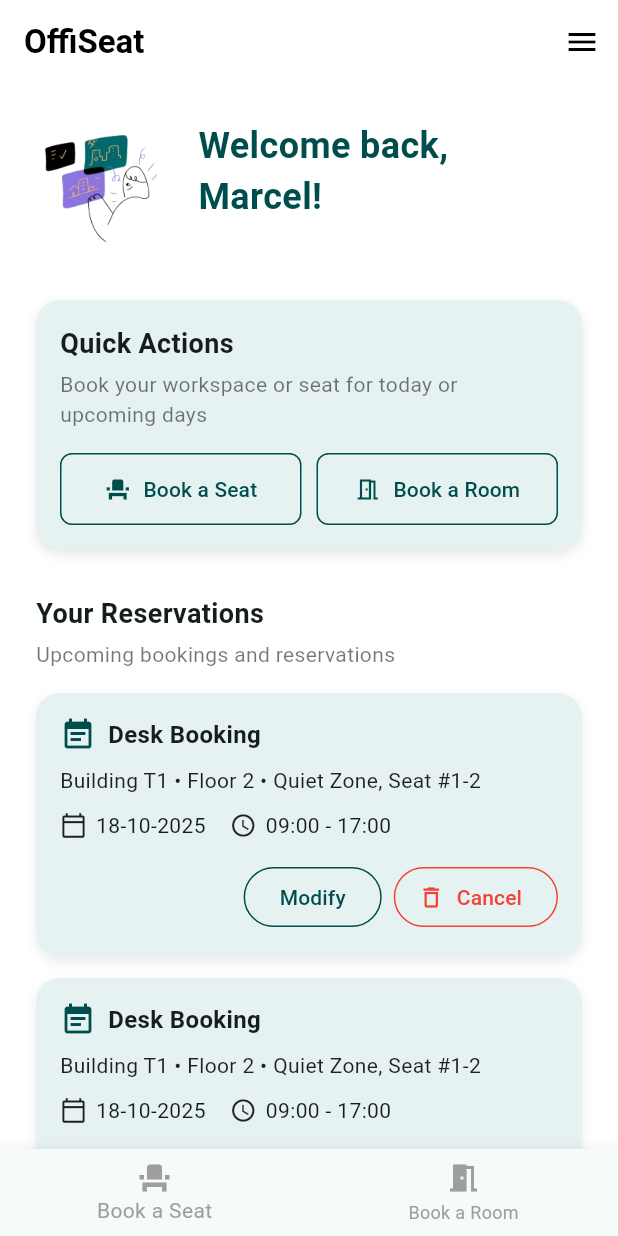
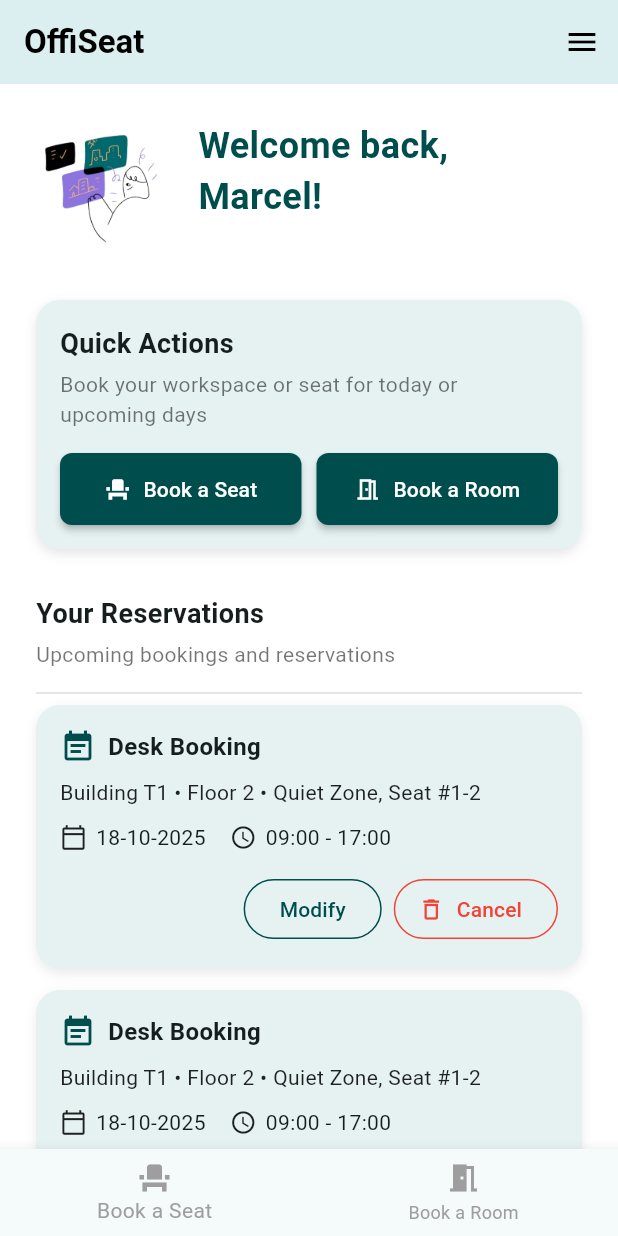
Before and after one commit to ITSSBackToSchool/echipa2-mobile, a Flutter app: the DashboardPage screen opened by its route, on a phone screen of 412 x 824 dp. Run offline on Flutter 3.47's test engine with Material 3 defaults, Android fonts, the phone set to English and light mode, and no system bars; Roboto replaces fonts that are missing (Poppins).

Commit message:
my reservations

```diff
--- a/lib/pages/book_room_page.dart
+++ b/lib/pages/book_room_page.dart
@@ -16,7 +16,7 @@ class BookRoomPage extends StatelessWidget {
     return Scaffold(
       appBar: AppBar(
         title: const Text("Select a Room"),
-        backgroundColor: const Color(0xFF004D4D),
+        backgroundColor: const Color(0xFF323232),
         foregroundColor: Colors.white,
       ),
       body: Padding(
--- a/lib/pages/dashboard_page.dart
+++ b/lib/pages/dashboard_page.dart
@@ -49,11 +49,11 @@ class _DashboardPageState extends State<DashboardPage> {
   @override
   Widget build(BuildContext context) {
     return Scaffold(
+      backgroundColor: Colors.white,
       key: scaffoldKey,
-      backgroundColor: Colors.white,
       appBar: AppBar(
         title: const Text("OffiSeat", style: TextStyle(fontWeight: FontWeight.bold)),
-        backgroundColor: Colors.white,
+        backgroundColor: const Color(0xFFDBEFF0),
         foregroundColor: Colors.black,
         elevation: 0,
         automaticallyImplyLeading: false,
@@ -87,7 +87,7 @@ class _DashboardPageState extends State<DashboardPage> {
               ),
               // Navigation items (reduced)
               _navItem(context, Icons.home, 'Home', '/dashboard'),
-              _navItem(context, Icons.list_alt, 'My Bookings', '/my_bookings'),
+              _navItem(context, Icons.list_alt, 'My Bookings', '/my_reservations'),
               _navItem(context, Icons.wb_sunny, 'Weather', '/weather'),
               _navItem(context, Icons.traffic, 'Traffic', '/traffic'),
               const Divider(),
@@ -166,74 +166,31 @@ class _DashboardPageState extends State<DashboardPage> {
                   Row(
                     children: [
                       Expanded(
-                        child: OutlinedButton.icon(
+                        child: ElevatedButton.icon(
                           onPressed: () => Navigator.pushNamed(context, '/book_date'),
                           icon: const Icon(Icons.event_seat),
                           label: const Text("Book a Seat"),
-                          style: ButtonStyle(
-                            side: MaterialStateProperty.resolveWith<BorderSide?>((states) {
-                              // hide border when hovered/pressed to emulate ElevatedButton
-                              if (states.contains(MaterialState.hovered) || states.contains(MaterialState.pressed)) {
-                                return null;
-                              }
-                              return const BorderSide(color: Color(0xFF004D4D));
-                            }),
-                            backgroundColor: MaterialStateProperty.resolveWith((states) {
-                              if (states.contains(MaterialState.hovered) || states.contains(MaterialState.pressed)) {
-                                return const Color(0xFF004D4D);
-                              }
-                              return Colors.transparent;
-                            }),
-                            elevation: MaterialStateProperty.resolveWith<double>((states) {
-                              if (states.contains(MaterialState.hovered) || states.contains(MaterialState.pressed)) {
-                                return 4.0;
-                              }
-                              return 0.0;
-                            }),
-                            foregroundColor: MaterialStateProperty.resolveWith((states) {
-                              if (states.contains(MaterialState.hovered) || states.contains(MaterialState.pressed)) {
-                                return Colors.white;
-                              }
-                              return const Color(0xFF004D4D);
-                            }),
-                            padding: MaterialStateProperty.all(const EdgeInsets.symmetric(vertical: 14)),
-                            shape: MaterialStateProperty.all(RoundedRectangleBorder(borderRadius: BorderRadius.circular(8))),
+                          style: ElevatedButton.styleFrom(
+                            backgroundColor: const Color(0xFF004D4D),
+                            foregroundColor: Colors.white,
+                            padding: const EdgeInsets.symmetric(vertical: 14),
+                            shape: RoundedRectangleBorder(borderRadius: BorderRadius.circular(8)),
+                            elevation: 2,
                           ),
                         ),
                       ),
                       const SizedBox(width: 10),
                       Expanded(
-                        child: OutlinedButton.icon(
+                        child: ElevatedButton.icon(
                           onPressed: () => Navigator.pushNamed(context, '/book_room'),
                           icon: const Icon(Icons.meeting_room_outlined),
                           label: const Text("Book a Room"),
-                          style: ButtonStyle(
-                            side: MaterialStateProperty.resolveWith<BorderSide?>((states) {
-                              if (states.contains(MaterialState.hovered) || states.contains(MaterialState.pressed)) {
-                                return null;
-                              }
-                              return const BorderSide(color: Color(0xFF004D4D));
-                            }),
-                            backgroundColor: MaterialStateProperty.resolveWith((states) {
-                              if (states.contains(MaterialState.hovered) || states.contains(MaterialState.pressed)) {
-                                return const Color(0xFF004D4D);
-                              }
-                              return Colors.transparent;
-                            }),
-                            elevation: MaterialStateProperty.resolveWith<double>((states) {
-                              if (states.contains(MaterialState.hovered) || states.contains(MaterialState.pressed)) {
-                                return 4.0;
-                              }
-                              return 0.0;
-                            }),
-                            foregroundColor: MaterialStateProperty.resolveWith((states) {
-                              if (states.contains(MaterialState.hovered) || states.contains(MaterialState.pressed)) {
-                                return Colors.white;
-                              }
-                              return const Color(0xFF004D4D);
-                            }),
-                            padding: MaterialStateProperty.all(const EdgeInsets.symmetric(vertical: 14)),
-                            shape: MaterialStateProperty.all(RoundedRectangleBorder(borderRadius: BorderRadius.circular(8))),
+                          style: ElevatedButton.styleFrom(
+                            backgroundColor: const Color(0xFF004D4D),
+                            foregroundColor: Colors.white,
+                            padding: const EdgeInsets.symmetric(vertical: 14),
+                            shape: RoundedRectangleBorder(borderRadius: BorderRadius.circular(8)),
+                            elevation: 2,
                           ),
                         ),
                       ),
@@ -255,7 +212,12 @@ class _DashboardPageState extends State<DashboardPage> {
               "Upcoming bookings and reservations",
               style: TextStyle(color: Colors.black54),
             ),
-            const SizedBox(height: 16),
+            const SizedBox(height: 8),
+            const Divider(
+              color: Color(0xFFDDDDDD),
+              thickness: 1,
+              height: 16,
+            ),
 
             // List of reservations
             Column(
```
Also changed, not shown: lib/main.dart (+10 -0 lines), lib/pages/my_reservations_page.dart (added, +158 -0 lines).
